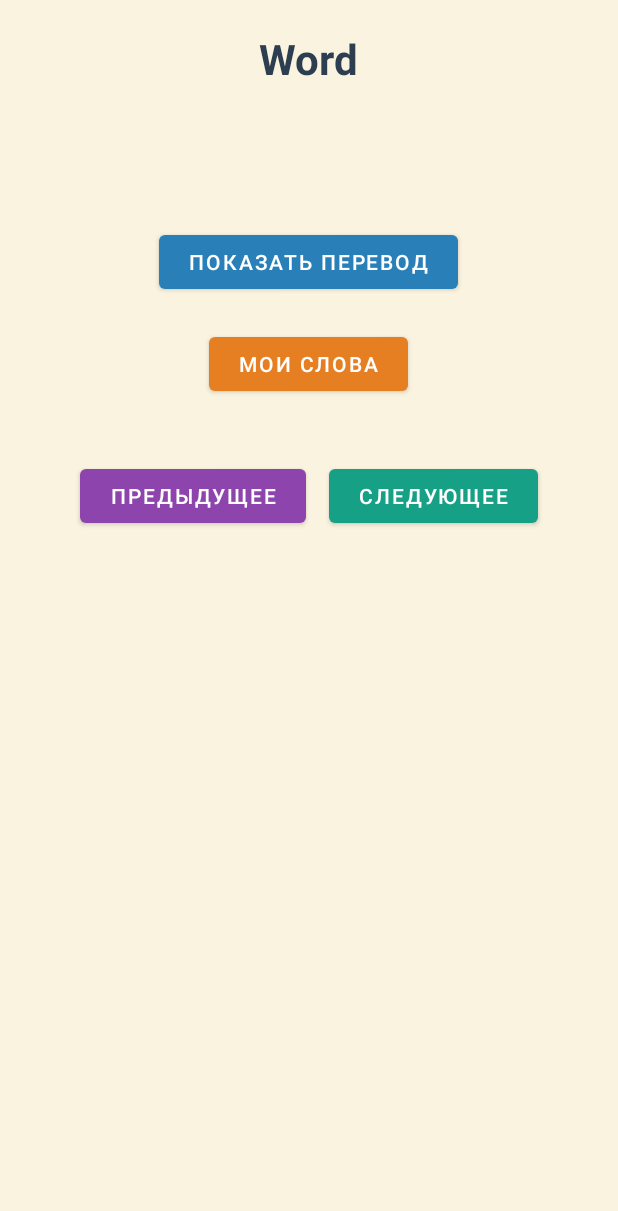
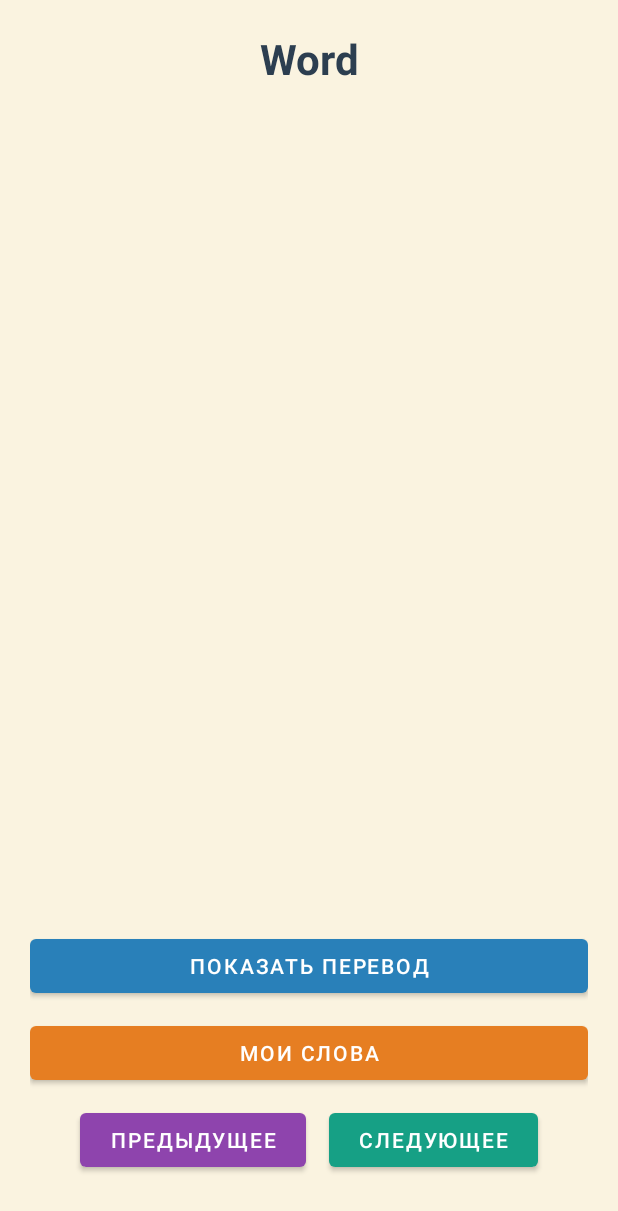
Before and after one commit to hardlump/WordTrainerApp, an Android app: the screen it shows after launch (MainActivity), on a phone screen of 412 x 824 dp. Shown: the top 1211 px of the screen. Run offline under Robolectric (Android 15) with nearby library versions, the phone set to English and light mode, and no system bars; 1 statement that could not run was skipped.

Commit message:
Стабильная версия 2.0

```diff
--- a/app/src/main/res/layout/activity_main.xml
+++ b/app/src/main/res/layout/activity_main.xml
@@ -1,66 +1,84 @@
 <?xml version="1.0" encoding="utf-8"?>
-<ScrollView xmlns:android="http://schemas.android.com/apk/res/android"
+<androidx.constraintlayout.widget.ConstraintLayout
+    xmlns:android="http://schemas.android.com/apk/res/android"
     xmlns:app="http://schemas.android.com/apk/res-auto"
     android:layout_width="match_parent"
     android:layout_height="match_parent"
-    android:background="#FAF3E0">
-
-    <LinearLayout
-        android:layout_width="match_parent"
-        android:layout_height="wrap_content"
-        android:orientation="vertical"
-        android:gravity="center"
+    android:background="#FAF3E0"
     android:padding="20dp">
 
+    <!-- Английское слово фиксировано сверху -->
     <TextView
         android:id="@+id/wordText"
-            android:layout_width="wrap_content"
+        android:layout_width="0dp"
         android:layout_height="wrap_content"
         android:text="Word"
         android:textSize="28sp"
         android:textStyle="bold"
         android:textColor="#2C3E50"
         android:gravity="center"
-            android:layout_marginBottom="20dp" />
+        app:layout_constraintTop_toTopOf="parent"
+        app:layout_constraintStart_toStartOf="parent"
+        app:layout_constraintEnd_toEndOf="parent"
+        android:layout_marginBottom="10dp"/>
+
+    <!-- ScrollView для перевода -->
+    <ScrollView
+        android:id="@+id/translationScroll"
+        android:layout_width="0dp"
+        android:layout_height="0dp"
+        app:layout_constraintTop_toBottomOf="@id/wordText"
+        app:layout_constraintBottom_toTopOf="@id/showTranslationBtn"
+        app:layout_constraintStart_toStartOf="parent"
+        app:layout_constraintEnd_toEndOf="parent">
 
         <TextView
             android:id="@+id/translationText"
-            android:layout_width="wrap_content"
+            android:layout_width="match_parent"
             android:layout_height="wrap_content"
             android:text=""
             android:textSize="24sp"
             android:textColor="#27AE60"
-            android:gravity="center"
-            android:layout_marginBottom="40dp" />
+            android:gravity="center"/>
+    </ScrollView>
 
+    <!-- Кнопка показать перевод -->
     <com.google.android.material.button.MaterialButton
         android:id="@+id/showTranslationBtn"
-            android:layout_width="wrap_content"
+        android:layout_width="0dp"
         android:layout_height="wrap_content"
         android:text="Показать перевод"
         app:backgroundTint="#2980B9"
         android:textColor="#FFFFFF"
-            android:layout_marginBottom="20dp"
-            android:paddingStart="20dp"
-            android:paddingEnd="20dp" />
+        app:layout_constraintBottom_toTopOf="@id/switchSourceBtn"
+        app:layout_constraintStart_toStartOf="parent"
+        app:layout_constraintEnd_toEndOf="parent"
+        android:layout_marginBottom="10dp"/>
 
+    <!-- Кнопка переключения источника -->
     <com.google.android.material.button.MaterialButton
         android:id="@+id/switchSourceBtn"
-            android:layout_width="wrap_content"
+        android:layout_width="0dp"
         android:layout_height="wrap_content"
         android:text="Мои слова"
         app:backgroundTint="#E67E22"
         android:textColor="#FFFFFF"
-            android:layout_marginBottom="30dp"
-            android:paddingStart="20dp"
-            android:paddingEnd="20dp" />
+        app:layout_constraintBottom_toTopOf="@id/bottomButtonsLayout"
+        app:layout_constraintStart_toStartOf="parent"
+        app:layout_constraintEnd_toEndOf="parent"
+        android:layout_marginBottom="10dp"/>
 
+    <!-- Нижняя панель с предыдущим и следующим -->
     <LinearLayout
-            android:layout_width="match_parent"
+        android:id="@+id/bottomButtonsLayout"
+        android:layout_width="0dp"
         android:layout_height="wrap_content"
         android:orientation="horizontal"
         android:gravity="center"
-            android:layout_marginTop="10dp">
+        app:layout_constraintBottom_toBottomOf="parent"
+        app:layout_constraintStart_toStartOf="parent"
+        app:layout_constraintEnd_toEndOf="parent"
+        android:layout_marginBottom="20dp">
 
         <com.google.android.material.button.MaterialButton
             android:id="@+id/prevBtn"
@@ -71,7 +89,7 @@
             android:textColor="#FFFFFF"
             android:layout_marginEnd="15dp"
             android:paddingStart="20dp"
-                android:paddingEnd="20dp" />
+            android:paddingEnd="20dp"/>
 
         <com.google.android.material.button.MaterialButton
             android:id="@+id/nextBtn"
@@ -81,8 +99,7 @@
             app:backgroundTint="#16A085"
             android:textColor="#FFFFFF"
             android:paddingStart="20dp"
-                android:paddingEnd="20dp" />
+            android:paddingEnd="20dp"/>
     </LinearLayout>
 
-    </LinearLayout>
-</ScrollView>
+</androidx.constraintlayout.widget.ConstraintLayout>
```
Also changed, not shown: 64 other files. Lines whose indentation alone changed are shown as unchanged.
